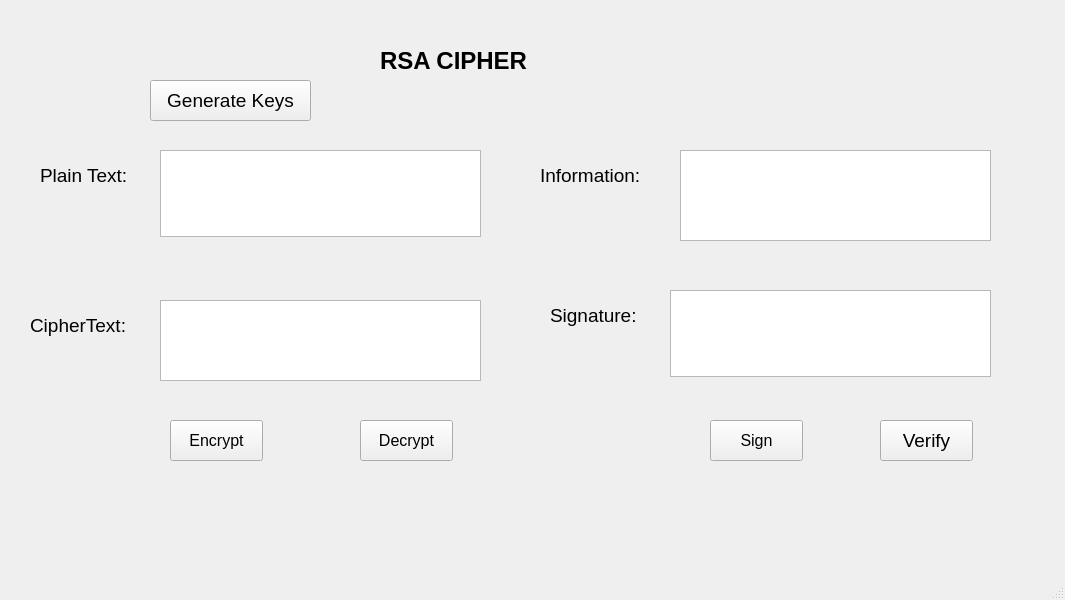
Old version of the form lap03/ui/rsa.ui in the repository ThanhPhat-090404/bmtt-nc-hutech-2280602309.
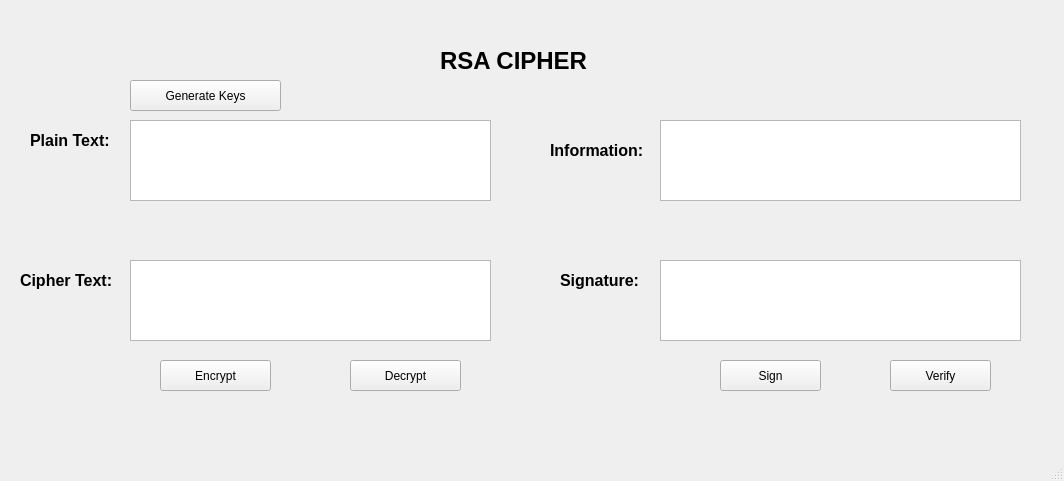
New version of the form.

Diff of the .ui file:
```diff
--- a/lap03/ui/rsa.ui
+++ b/lap03/ui/rsa.ui
@@ -6,8 +6,8 @@
    <rect>
     <x>0</x>
     <y>0</y>
-    <width>1065</width>
-    <height>600</height>
+    <width>1064</width>
+    <height>481</height>
    </rect>
   </property>
   <property name="windowTitle">
@@ -17,10 +17,10 @@
    <widget class="QLabel" name="label">
     <property name="geometry">
      <rect>
-      <x>380</x>
-      <y>30</y>
-      <width>201</width>
-      <height>61</height>
+      <x>440</x>
+      <y>20</y>
+      <width>221</width>
+      <height>81</height>
      </rect>
     </property>
     <property name="font">
@@ -37,205 +37,198 @@
    <widget class="QLabel" name="label_2">
     <property name="geometry">
      <rect>
-      <x>40</x>
-      <y>150</y>
-      <width>111</width>
-      <height>51</height>
-     </rect>
-    </property>
-    <property name="font">
-     <font>
-      <pointsize>14</pointsize>
-     </font>
-    </property>
-    <property name="text">
-     <string>Plain Text:</string>
-    </property>
-   </widget>
-   <widget class="QLabel" name="label_3">
-    <property name="geometry">
-     <rect>
       <x>30</x>
-      <y>300</y>
-      <width>121</width>
-      <height>51</height>
+      <y>130</y>
+      <width>101</width>
+      <height>21</height>
      </rect>
     </property>
     <property name="font">
      <font>
-      <pointsize>14</pointsize>
+      <pointsize>12</pointsize>
+      <weight>75</weight>
+      <bold>true</bold>
      </font>
     </property>
     <property name="text">
-     <string>CipherText:</string>
+     <string>Plain Text: </string>
     </property>
    </widget>
-   <widget class="QLabel" name="label_4">
+   <widget class="QPlainTextEdit" name="txt_plaintext">
     <property name="geometry">
      <rect>
-      <x>540</x>
-      <y>150</y>
-      <width>131</width>
-      <height>51</height>
+      <x>130</x>
+      <y>120</y>
+      <width>361</width>
+      <height>81</height>
      </rect>
     </property>
+   </widget>
+   <widget class="QPlainTextEdit" name="plainTextEdit_2">
+    <property name="geometry">
+     <rect>
+      <x>130</x>
+      <y>260</y>
+      <width>361</width>
+      <height>81</height>
+     </rect>
+    </property>
+   </widget>
+   <widget class="QLabel" name="label_3">
+    <property name="geometry">
+     <rect>
+      <x>20</x>
+      <y>270</y>
+      <width>101</width>
+      <height>21</height>
+     </rect>
+    </property>
     <property name="font">
      <font>
-      <pointsize>14</pointsize>
+      <pointsize>12</pointsize>
+      <weight>75</weight>
+      <bold>true</bold>
      </font>
     </property>
     <property name="text">
-     <string>Information:</string>
+     <string>Cipher Text:</string>
+    </property>
+   </widget>
+   <widget class="QPlainTextEdit" name="txt_information">
+    <property name="geometry">
+     <rect>
+      <x>660</x>
+      <y>120</y>
+      <width>361</width>
+      <height>81</height>
+     </rect>
+    </property>
+   </widget>
+   <widget class="QPlainTextEdit" name="txt_ciphertext">
+    <property name="geometry">
+     <rect>
+      <x>130</x>
+      <y>260</y>
+      <width>361</width>
+      <height>81</height>
+     </rect>
     </property>
    </widget>
    <widget class="QLabel" name="label_5">
     <property name="geometry">
      <rect>
       <x>550</x>
-      <y>290</y>
-      <width>111</width>
-      <height>51</height>
+      <y>140</y>
+      <width>101</width>
+      <height>21</height>
      </rect>
     </property>
     <property name="font">
      <font>
-      <pointsize>14</pointsize>
+      <pointsize>12</pointsize>
+      <weight>75</weight>
+      <bold>true</bold>
+     </font>
+    </property>
+    <property name="text">
+     <string>Information:</string>
+    </property>
+   </widget>
+   <widget class="QPlainTextEdit" name="txt_signature">
+    <property name="geometry">
+     <rect>
+      <x>660</x>
+      <y>260</y>
+      <width>361</width>
+      <height>81</height>
+     </rect>
+    </property>
+   </widget>
+   <widget class="QLabel" name="label_6">
+    <property name="geometry">
+     <rect>
+      <x>560</x>
+      <y>270</y>
+      <width>101</width>
+      <height>21</height>
+     </rect>
+    </property>
+    <property name="font">
+     <font>
+      <pointsize>12</pointsize>
+      <weight>75</weight>
+      <bold>true</bold>
      </font>
     </property>
     <property name="text">
      <string>Signature:</string>
     </property>
    </widget>
-   <widget class="QTextEdit" name="txt_plain_text">
+   <widget class="QToolButton" name="btn_generateKeys">
     <property name="geometry">
      <rect>
-      <x>160</x>
-      <y>150</y>
-      <width>321</width>
-      <height>87</height>
+      <x>130</x>
+      <y>80</y>
+      <width>151</width>
+      <height>31</height>
      </rect>
     </property>
+    <property name="text">
+     <string>Generate Keys</string>
+    </property>
    </widget>
-   <widget class="QTextEdit" name="txt_cipher_text">
+   <widget class="QToolButton" name="btn_encrypt">
     <property name="geometry">
      <rect>
       <x>160</x>
-      <y>300</y>
-      <width>321</width>
-      <height>81</height>
+      <y>360</y>
+      <width>111</width>
+      <height>31</height>
      </rect>
-    </property>
-   </widget>
-   <widget class="QTextEdit" name="txt_information">
-    <property name="geometry">
-     <rect>
-      <x>680</x>
-      <y>150</y>
-      <width>311</width>
-      <height>91</height>
-     </rect>
-    </property>
-   </widget>
-   <widget class="QTextEdit" name="txt_signature">
-    <property name="geometry">
-     <rect>
-      <x>670</x>
-      <y>290</y>
-      <width>321</width>
-      <height>87</height>
-     </rect>
-    </property>
-   </widget>
-   <widget class="QPushButton" name="btn_encrypt">
-    <property name="geometry">
-     <rect>
-      <x>170</x>
-      <y>420</y>
-      <width>93</width>
-      <height>41</height>
-     </rect>
-    </property>
-    <property name="font">
-     <font>
-      <pointsize>12</pointsize>
-     </font>
     </property>
     <property name="text">
      <string>Encrypt</string>
     </property>
    </widget>
-   <widget class="QPushButton" name="btn_decrypt">
+   <widget class="QToolButton" name="btn_decrypt">
     <property name="geometry">
      <rect>
-      <x>360</x>
-      <y>420</y>
-      <width>93</width>
-      <height>41</height>
+      <x>350</x>
+      <y>360</y>
+      <width>111</width>
+      <height>31</height>
      </rect>
     </property>
-    <property name="font">
-     <font>
-      <pointsize>12</pointsize>
-     </font>
-    </property>
     <property name="text">
      <string>Decrypt</string>
     </property>
    </widget>
-   <widget class="QPushButton" name="btn_sign">
+   <widget class="QToolButton" name="btn_sign">
     <property name="geometry">
      <rect>
-      <x>710</x>
-      <y>420</y>
-      <width>93</width>
-      <height>41</height>
+      <x>720</x>
+      <y>360</y>
+      <width>101</width>
+      <height>31</height>
      </rect>
     </property>
-    <property name="font">
-     <font>
-      <pointsize>12</pointsize>
-     </font>
-    </property>
     <property name="text">
      <string>Sign</string>
     </property>
    </widget>
-   <widget class="QPushButton" name="btn_verify">
+   <widget class="QToolButton" name="btn_verify">
     <property name="geometry">
      <rect>
-      <x>880</x>
-      <y>420</y>
-      <width>93</width>
-      <height>41</height>
+      <x>890</x>
+      <y>360</y>
+      <width>101</width>
+      <height>31</height>
      </rect>
     </property>
-    <property name="font">
-     <font>
-      <pointsize>14</pointsize>
-     </font>
-    </property>
     <property name="text">
      <string>Verify</string>
     </property>
    </widget>
-   <widget class="QPushButton" name="btn_generate_keys">
-    <property name="geometry">
-     <rect>
-      <x>150</x>
-      <y>80</y>
-      <width>161</width>
-      <height>41</height>
-     </rect>
-    </property>
-    <property name="font">
-     <font>
-      <pointsize>14</pointsize>
-     </font>
-    </property>
-    <property name="text">
-     <string>Generate Keys</string>
-    </property>
-   </widget>
   </widget>
   <widget class="QMenuBar" name="menubar">
    <property name="geometry">
```
Left out of the diff: 4 changed lines with no effect on the pictures.
